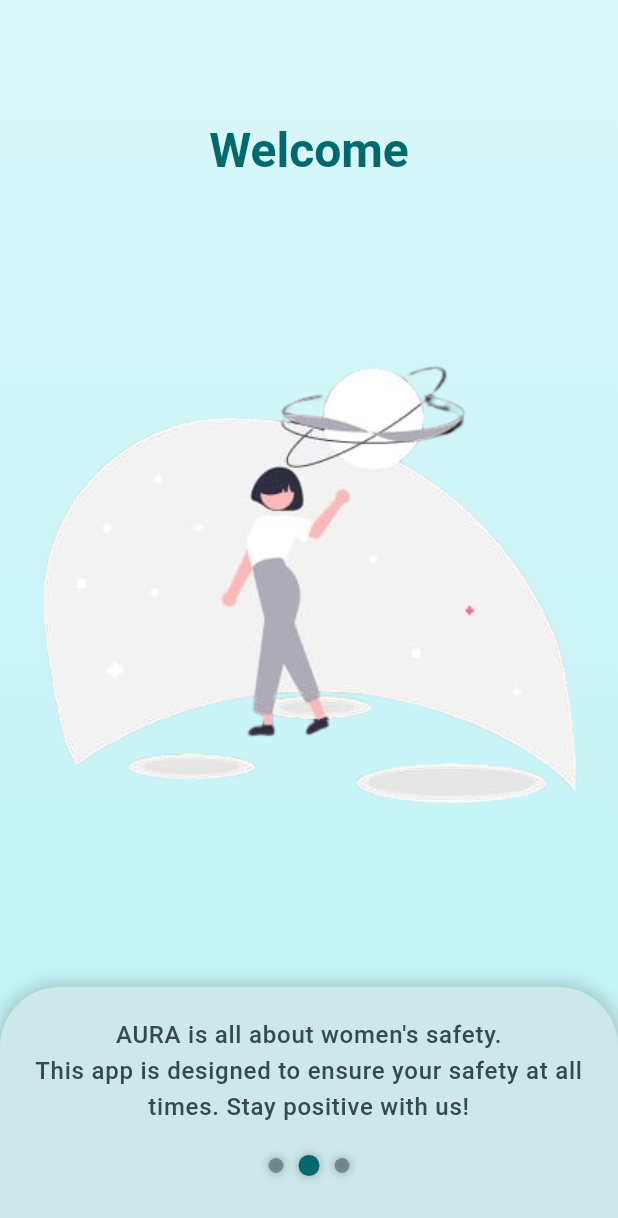
After one commit to shshaheen/Aura, a Flutter app: the AboutsMain screen opened directly, swiped to page 2, on a phone screen of 412 x 824 dp. The commit adds this screen. Shown: the top 1218 px of the screen. Run offline on Flutter 3.47's test engine with Material 3 defaults, Android fonts, the phone set to English and light mode, and no system bars; our stand-ins replace cloud_firestore, firebase_core, flutter_dotenv, image_picker; missing offline and left inert: cloudinary_public; accounts and stored records are empty.

Commit message:
update about Aura screens with pageview widget

```diff
--- /dev/null
+++ b/lib/screens/Abouts/abouts.dart
@@ -0,0 +1,29 @@
+import 'package:flutter/material.dart';
+import 'abouts_screen1.dart';
+import 'abouts_screen2.dart';
+import 'abouts_screen3.dart';
+
+class AboutsMain extends StatefulWidget {
+  const AboutsMain({super.key});
+
+  @override
+  _AboutsMainState createState() => _AboutsMainState();
+}
+
+class _AboutsMainState extends State<AboutsMain> {
+  final PageController _pageController = PageController();
+
+  @override
+  Widget build(BuildContext context) {
+    return Scaffold(
+      body: PageView(
+        controller: _pageController,
+        children: const [
+          AboutsScreen1(),
+          AboutsScreen2(),
+          AboutsScreen3(),
+        ],
+      ),
+    );
+  }
+}
--- a/lib/screens/abouts_screen.dart
+++ b/lib/screens/Abouts/abouts_screen1.dart
@@ -1,8 +1,8 @@
 import 'package:flutter/material.dart';
 import 'package:aura/main.dart'; // Import to access kLightColorScheme and kDarkColorScheme
 
-class AboutScreen extends StatelessWidget {
-  const AboutScreen({super.key});
+class AboutsScreen1 extends StatelessWidget {
+  const AboutsScreen1({super.key});
 
   @override
   Widget build(BuildContext context) {
@@ -84,7 +84,7 @@
                   // Indicator Dots
                   Row(
                     mainAxisAlignment: MainAxisAlignment.center,
-                    children: List.generate(4, (index) {
+                    children: List.generate(3, (index) {
                       return Container(
                         margin: const EdgeInsets.symmetric(horizontal: 5),
                         width: index == 0 ? 14 : 10,
--- /dev/null
+++ b/lib/screens/Abouts/abouts_screen2.dart
@@ -0,0 +1,118 @@
+import 'package:flutter/material.dart';
+import 'package:aura/main.dart'; // Import to access kLightColorScheme and kDarkColorScheme
+
+class AboutsScreen2 extends StatelessWidget {
+  const AboutsScreen2({super.key});
+
+  @override
+  Widget build(BuildContext context) {
+    final brightness = Theme.of(context).brightness;
+    final isDarkMode = brightness == Brightness.dark;
+
+    final colorScheme = isDarkMode ? kDarkColorScheme : kLightColorScheme;
+    final textTheme = Theme.of(context).textTheme;
+
+    return Scaffold(
+      body: Container(
+        decoration: BoxDecoration(
+          gradient: LinearGradient(
+            colors: [
+              colorScheme.primaryContainer.withOpacity(0.3),
+              colorScheme.primaryContainer.withOpacity(0.6),
+            ],
+            begin: Alignment.topCenter,
+            end: Alignment.bottomCenter,
+          ),
+        ),
+        child: Column(
+          children: [
+            const SizedBox(height: 80),
+
+            // Title
+            Text(
+              "Welcome",
+              style: textTheme.headlineLarge?.copyWith(
+                fontWeight: FontWeight.bold,
+                color: colorScheme.primary,
+              ),
+            ),
+
+            // const SizedBox(height: 20),
+
+            // Image
+            Expanded(
+              child: Padding(
+                padding: const EdgeInsets.symmetric(horizontal: 20.0),
+                child: Image.asset(
+                  'assets/images/abouts.png',
+                  fit: BoxFit.contain,
+                ),
+              ),
+            ),
+
+            // Bottom Container
+            Container(
+              padding: const EdgeInsets.all(20),
+              decoration: BoxDecoration(
+                color: colorScheme.secondaryContainer,
+                borderRadius: const BorderRadius.only(
+                  topLeft: Radius.circular(40),
+                  topRight: Radius.circular(40),
+                ),
+                boxShadow: [
+                  BoxShadow(
+                    color: Colors.black.withOpacity(0.2),
+                    blurRadius: 10,
+                    spreadRadius: 2,
+                  ),
+                ],
+              ),
+              child: Column(
+                children: [
+                  // Description
+                  Text(
+                    "AURA is all about women's safety.\nThis app is designed to ensure your safety at all times. Stay positive with us!",
+                    textAlign: TextAlign.center,
+                    style: textTheme.bodyLarge?.copyWith(
+                      fontWeight: FontWeight.w500,
+                      color: colorScheme.onSecondaryContainer,
+                    ),
+                  ),
+
+                  const SizedBox(height: 20),
+
+                  // Indicator Dots
+                  Row(
+                    mainAxisAlignment: MainAxisAlignment.center,
+                    children: List.generate(3, (index) {
+                      return Container(
+                        margin: const EdgeInsets.symmetric(horizontal: 5),
+                        width: index == 1 ? 14 : 10,
+                        height: index == 1 ? 14 : 10,
+                        decoration: BoxDecoration(
+                          color: index == 1
+                              ? colorScheme.primary
+                              : colorScheme.onSecondaryContainer.withOpacity(0.5),
+                          shape: BoxShape.circle,
+                          boxShadow: [
+                            BoxShadow(
+                              color: Colors.black.withOpacity(0.2),
+                              blurRadius: 4,
+                              spreadRadius: 1,
+                            ),
+                          ],
+                        ),
+                      );
+                    }),
+                  ),
+
+                  const SizedBox(height: 20),
+                ],
+              ),
+            ),
+          ],
+        ),
+      ),
+    );
+  }
+}
--- a/lib/screens/welcome_screen.dart
+++ b/lib/screens/welcome_screen.dart
@@ -1,6 +1,6 @@
 import 'package:flutter/material.dart';
 import 'package:aura/main.dart'; // Ensure you import kColorScheme and kDarkColorScheme
-import 'abouts_screen.dart';
+import 'Abouts/abouts.dart';
 class WelcomeScreen extends StatelessWidget {
   const WelcomeScreen({super.key});
 
@@ -55,7 +55,7 @@
                 // Navigate to OTP Screen or Next Page
                  Navigator.push(
                   context,
-                  MaterialPageRoute(builder: (context) => const AboutScreen()),
+                  MaterialPageRoute(builder: (context) => const AboutsMain()),
                 );
               },
               style: ElevatedButton.styleFrom(
--- a/pubspec.yaml
+++ b/pubspec.yaml
@@ -72,6 +72,7 @@
     - assets/images/profile.jpg
     - assets/images/aura_logo.png
     - assets/images/abouts.png
+    - assets/images/abouts2.png
   #   - images/a_dot_ham.jpeg
 
   # An image asset can refer to one or more resolution-specific "variants", see
```
Also changed, not shown: lib/screens/Abouts/abouts_screen3.dart (added, +118 -0 lines), assets/images/abouts2.png (added), 4 other files.
